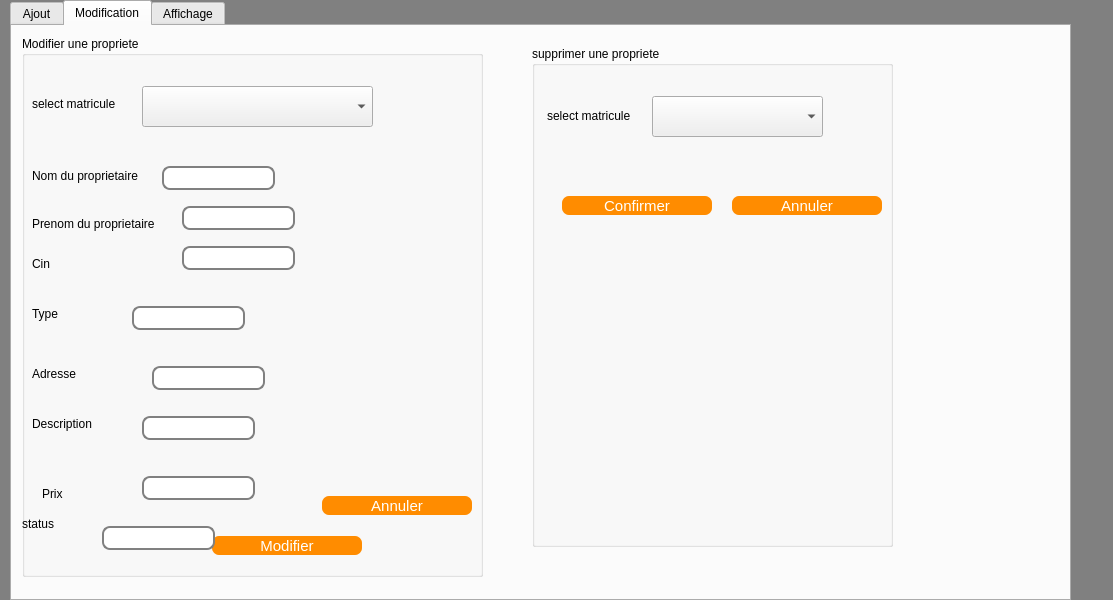
First picture: the form in mainwindow.ui, repository YoussefRais12/Agence-Immobiliere-2A5, before the edit.
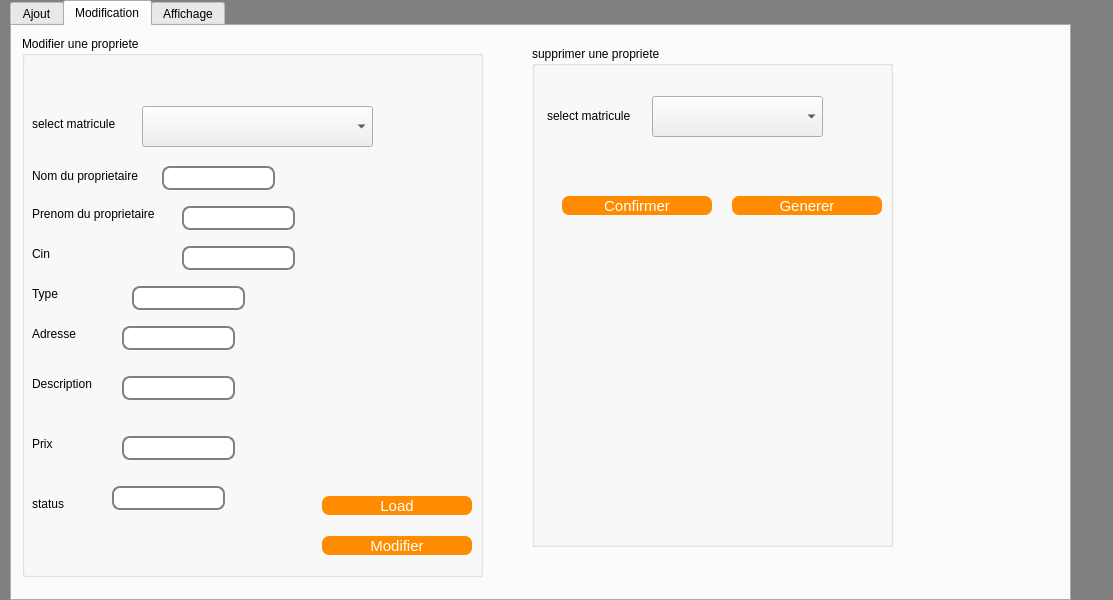
Second picture: the form after the edit. The open tabs and pages were chosen to show the change.

```diff
--- a/mainwindow.ui
+++ b/mainwindow.ui
@@ -347,7 +347,7 @@
        <property name="geometry">
         <rect>
          <x>120</x>
-         <y>50</y>
+         <y>70</y>
          <width>231</width>
          <height>41</height>
         </rect>
@@ -370,7 +370,7 @@
        <property name="geometry">
         <rect>
          <x>10</x>
-         <y>60</y>
+         <y>80</y>
          <width>101</width>
          <height>16</height>
         </rect>
@@ -382,7 +382,7 @@
       <widget class="QPushButton" name="pushButton">
        <property name="geometry">
         <rect>
-         <x>190</x>
+         <x>300</x>
          <y>500</y>
          <width>150</width>
          <height>19</height>
@@ -402,14 +402,14 @@
         </rect>
        </property>
        <property name="text">
-        <string>Annuler</string>
+        <string>Load</string>
        </property>
       </widget>
       <widget class="QLineEdit" name="typeprop">
        <property name="geometry">
         <rect>
          <x>110</x>
-         <y>270</y>
+         <y>250</y>
          <width>113</width>
          <height>24</height>
         </rect>
@@ -418,8 +418,8 @@
       <widget class="QLineEdit" name="status_2">
        <property name="geometry">
         <rect>
-         <x>80</x>
-         <y>490</y>
+         <x>90</x>
+         <y>450</y>
          <width>113</width>
          <height>24</height>
         </rect>
@@ -430,7 +430,7 @@
       <property name="geometry">
        <rect>
         <x>20</x>
-        <y>340</y>
+        <y>300</y>
         <width>56</width>
         <height>16</height>
        </rect>
@@ -443,7 +443,7 @@
       <property name="geometry">
        <rect>
         <x>20</x>
-        <y>390</y>
+        <y>350</y>
         <width>111</width>
         <height>16</height>
        </rect>
@@ -465,8 +465,8 @@
      <widget class="QLabel" name="label_13">
       <property name="geometry">
        <rect>
-        <x>10</x>
-        <y>490</y>
+        <x>20</x>
+        <y>470</y>
         <width>81</width>
         <height>16</height>
        </rect>
@@ -478,8 +478,8 @@
      <widget class="QLineEdit" name="adre">
       <property name="geometry">
        <rect>
-        <x>140</x>
-        <y>340</y>
+        <x>110</x>
+        <y>300</y>
         <width>113</width>
         <height>24</height>
        </rect>
@@ -488,8 +488,8 @@
      <widget class="QLineEdit" name="pri">
       <property name="geometry">
        <rect>
-        <x>130</x>
-        <y>450</y>
+        <x>110</x>
+        <y>410</y>
         <width>113</width>
         <height>24</height>
        </rect>
@@ -499,7 +499,7 @@
       <property name="geometry">
        <rect>
         <x>20</x>
-        <y>190</y>
+        <y>180</y>
         <width>141</width>
         <height>16</height>
        </rect>
@@ -522,7 +522,7 @@
       <property name="geometry">
        <rect>
         <x>20</x>
-        <y>280</y>
+        <y>260</y>
         <width>56</width>
         <height>16</height>
        </rect>
@@ -545,7 +545,7 @@
       <property name="geometry">
        <rect>
         <x>20</x>
-        <y>230</y>
+        <y>220</y>
         <width>56</width>
         <height>16</height>
        </rect>
@@ -557,8 +557,8 @@
      <widget class="QLabel" name="label_17">
       <property name="geometry">
        <rect>
-        <x>30</x>
-        <y>460</y>
+        <x>20</x>
+        <y>410</y>
         <width>56</width>
         <height>16</height>
        </rect>
@@ -625,15 +625,15 @@
         </rect>
        </property>
        <property name="text">
-        <string>Annuler</string>
+        <string>Generer</string>
        </property>
       </widget>
      </widget>
      <widget class="QLineEdit" name="decri">
       <property name="geometry">
        <rect>
-        <x>130</x>
-        <y>390</y>
+        <x>110</x>
+        <y>350</y>
         <width>113</width>
         <height>24</height>
        </rect>
```
Left out of the diff: 6 changed lines with no effect on the pictures.
